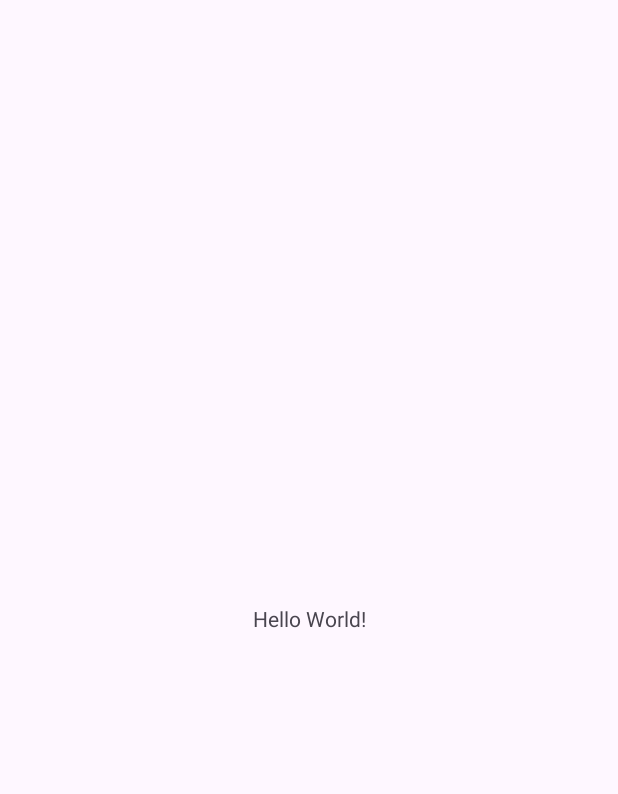
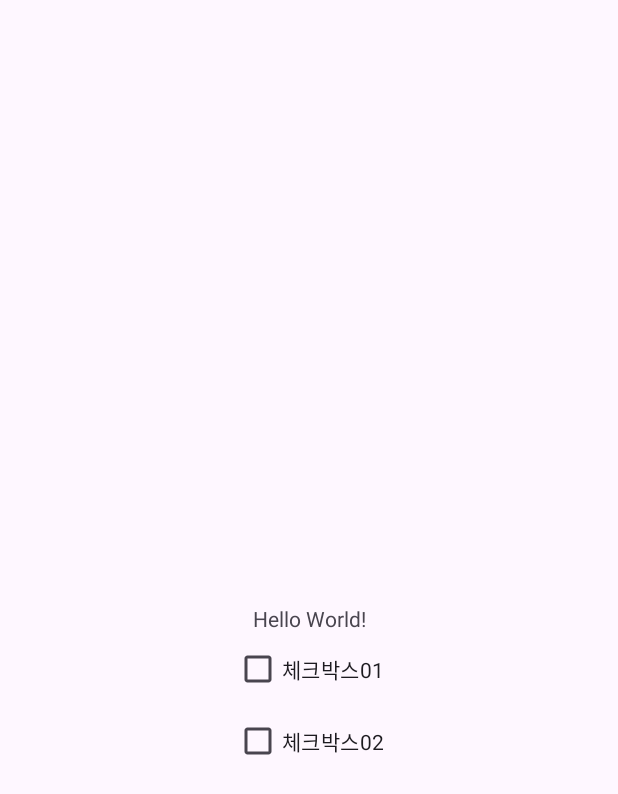
Before and after one commit to ljwoo1005/kotlinStudy, an Android app: the screen it shows after launch (MainActivity), on a phone screen of 412 x 824 dp. Before the commit the part shown is almost empty. Shown: the top 794 px of the screen. Run offline under Robolectric (Android 15) with nearby library versions, the phone set to English and light mode, and no system bars.

Commit message:
2025.09.30 이View 이벤트 ë°처리

```diff
--- a/ch08/src/main/java/com/example/ch08/MainActivity.kt
+++ b/ch08/src/main/java/com/example/ch08/MainActivity.kt
@@ -4,6 +4,8 @@ import android.os.Bundle
 import android.util.Log
 import android.view.KeyEvent
 import android.view.MotionEvent
+import android.widget.CheckBox
+import android.widget.CompoundButton
 import android.widget.Toast
 import androidx.activity.OnBackPressedCallback
 import androidx.activity.enableEdgeToEdge
@@ -12,6 +14,8 @@ import androidx.core.view.ViewCompat
 import androidx.core.view.WindowInsetsCompat
 
 class MainActivity : AppCompatActivity() {
+
+    // 터치 이벤트 함수나 키 입력 이벤트 함수 등은 AppCompatActivity 클래스의 조상 클래스인 Activity에 있음
 
     /*
      * 터치 이벤트의 콜백 함수인 onTouchEvent()를 오버라이드
@@ -112,7 +116,44 @@ class MainActivity : AppCompatActivity() {
         // OnBackPressedCallback의 isEnabled = true일 때 뒤로가기 클릭 시 이벤트 발생
         onBackPressedDispatcher.addCallback(this, onBackPressedCallback)
 
+        /*
+         * View 이벤트의 처리 구조
+         * 뷰 이벤트 처리는 이벤트 소스와 이벤트 핸들러로 역할이 나뉘며
+         * 이 둘을 리스너로 연결해야 이벤트를 처리할 수 있다.
+         * 이벤트 소스 : 이벤트가 발생한 객체
+         * 이벤트 핸들러 : 이벤트 발생 시 실행할 로직이 구현된 객체
+         * 리스너 : 이벤트 소스와 이벤트 핸들러를 연결해 주는 함수
+         *
+         * 하단 코드에서
+         * checkBox01 - 이벤트 소스
+         * { buttonView, isChecked -> ~~ } - 이벤트 핸들러
+         * setOnCheckedChangeListener 함수 - 리스너
+         * 하단 코드는 SAM(Single Abstract Method) 표기법으로 구현됨
+         */
+        val checkBox01: CheckBox = findViewById(R.id.checkbox01)
+        checkBox01.setOnCheckedChangeListener { buttonView, isChecked ->
+            Log.d("LJW", "체크박스 눌림01")
+        }
 
+        /*
+         * 별도의 클래스로 구현한 이벤트 핸들러를 리스너에 붙임
+         */
+        val checkBox02 = findViewById<CheckBox>(R.id.checkbox02)
+        checkBox02.setOnCheckedChangeListener(MyCheckBoxEventHandler())
+
+    }
+
+    /*
+     * 이벤트 핸들러를 별도의 클래스로 구현한 예
+     * 체크박스 이벤트 핸들러는 CompoundButton 추상 클래스의 OnCheckedChangeListener 함수형 인터페이스 내부의 함수인
+     * onCheckedChange(buttonView: CompoundButton, isChecked: Boolean)
+     * 함수를 사용하여 만들 수 있다.
+     * buttonView는 체크박스 View를 의미하고, isChecked는 현재 체크되어있는지 아닌지를 true, false로 나타낸다.
+     */
+    class MyCheckBoxEventHandler : CompoundButton.OnCheckedChangeListener {
+        override fun onCheckedChanged(buttonView: CompoundButton, isChecked: Boolean) {
+            Log.d("LJW", "체크박스 눌림02");
+        }
     }
 
 
--- a/ch08/src/main/res/layout/activity_main.xml
+++ b/ch08/src/main/res/layout/activity_main.xml
@@ -17,5 +17,24 @@
         app:layout_constraintStart_toStartOf="parent"
         app:layout_constraintTop_toTopOf="parent" />
 
+    <CheckBox
+        android:id="@+id/checkbox01"
+        android:layout_width="wrap_content"
+        android:layout_height="wrap_content"
+        android:text="체크박스01"
+        app:layout_constraintTop_toBottomOf="@+id/text"
+        app:layout_constraintEnd_toEndOf="parent"
+        app:layout_constraintStart_toStartOf="parent" />
+
+    <CheckBox
+        android:id="@+id/checkbox02"
+        android:layout_width="wrap_content"
+        android:layout_height="wrap_content"
+        android:text="체크박스02"
+        app:layout_constraintTop_toBottomOf="@+id/checkbox01"
+        app:layout_constraintStart_toStartOf="parent"
+        app:layout_constraintEnd_toEndOf="parent" />
+
+
 
 </androidx.constraintlayout.widget.ConstraintLayout>
```
